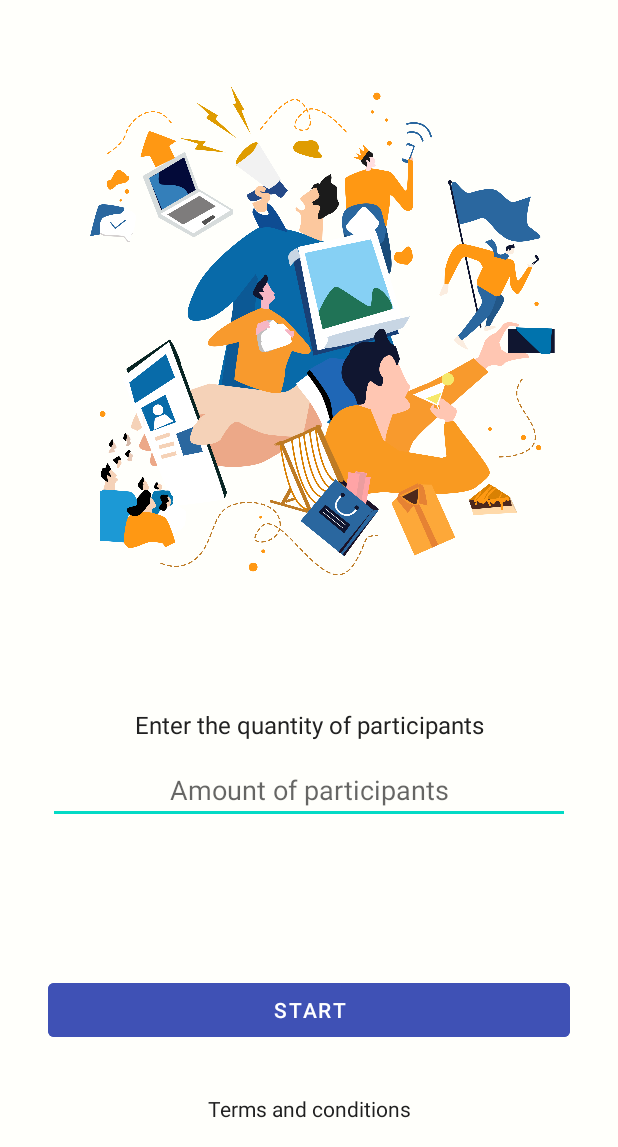
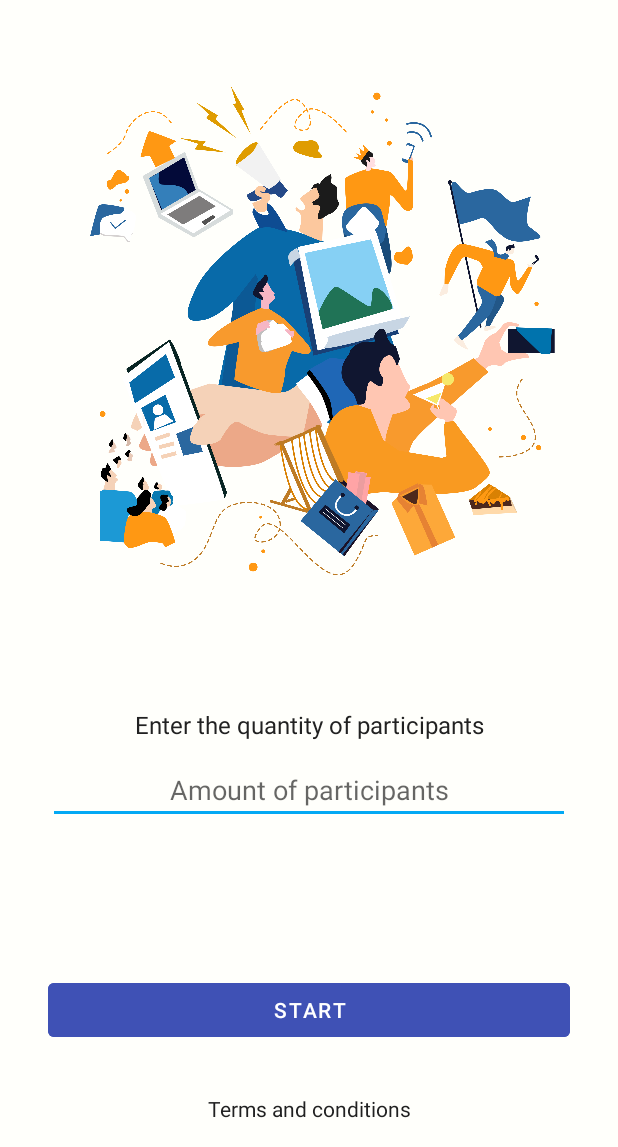
Before and after one commit to LucianoPabloPereira/NotBored, an Android app: the screen it shows after launch (MainActivity), on a phone screen of 412 x 824 dp, the part 89-1236 px from its top. Run offline under Robolectric (Android 15) with nearby library versions, the phone set to English and light mode, and no system bars.

Commit message:
change color secondary

```diff
--- a/app/src/main/res/values/colors.xml
+++ b/app/src/main/res/values/colors.xml
@@ -4,7 +4,7 @@
     <color name="button">#FF6200EE</color>
     <color name="purple_700">#FF3700B3</color>
     <color name="primary_dark">#303F9F</color>
-    <color name="teal_200">#FF03DAC5</color>
+    <color name="teal_200">#03A9F4</color>
     <color name="text">#FF018786</color>
     <color name="black">#FF000000</color>
     <color name="primary_text">#212121</color>
```
